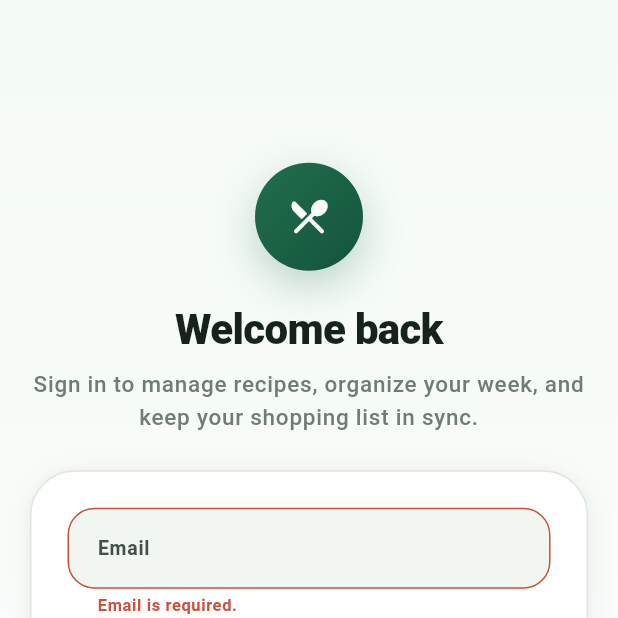
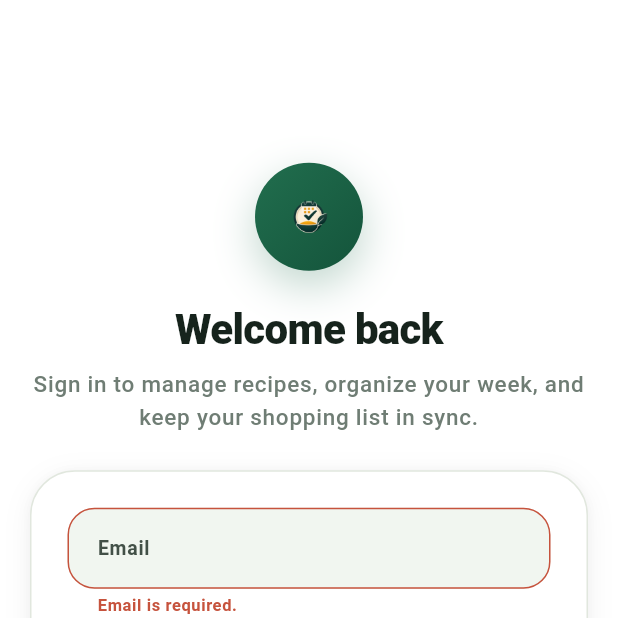
Before and after one commit to wassimhaoues/devmob_gestionrepas, a Flutter app: the screen it shows after launch, after a tap on "Sign in", on a phone screen of 412 x 824 dp, the top half of it. Run offline on Flutter 3.47's test engine with Material 3 defaults, Android fonts, the phone set to English and light mode, and no system bars; our stand-ins replace cloud_firestore, firebase_auth, firebase_core, firebase_storage, image_picker, shared_preferences; accounts and stored records are empty.

Commit message:
feat(ui): apply white app shell and branded loading states

```diff
--- a/lib/theme/app_theme.dart
+++ b/lib/theme/app_theme.dart
@@ -82,7 +82,7 @@ class AppGradients {
   static const LinearGradient screen = LinearGradient(
     begin: Alignment.topCenter,
     end: Alignment.bottomCenter,
-    colors: <Color>[Color(0xFFF4FAF5), Color(0xFFFFFFFF)],
+    colors: <Color>[Color(0xFFFFFFFF), Color(0xFFFFFFFF)],
   );
 
   static const LinearGradient imageScrim = LinearGradient(
--- a/lib/widgets/app_panels.dart
+++ b/lib/widgets/app_panels.dart
@@ -113,6 +113,38 @@ class AppSectionTitle extends StatelessWidget {
         ),
         if (trailing case final Widget trailing) trailing,
       ],
+    );
+  }
+}
+
+class AppBrandMark extends StatelessWidget {
+  const AppBrandMark({
+    super.key,
+    this.size = 34,
+    this.padding = const EdgeInsets.all(10),
+    this.backgroundColor = AppColors.primarySoft,
+    this.borderRadius = AppRadii.lg,
+  });
+
+  final double size;
+  final EdgeInsetsGeometry padding;
+  final Color backgroundColor;
+  final double borderRadius;
+
+  @override
+  Widget build(BuildContext context) {
+    return Container(
+      padding: padding,
+      decoration: BoxDecoration(
+        color: backgroundColor,
+        borderRadius: BorderRadius.circular(borderRadius),
+      ),
+      child: Image.asset(
+        'assets/branding/app-icon.png',
+        width: size,
+        height: size,
+        fit: BoxFit.contain,
+      ),
     );
   }
 }
@@ -687,10 +719,12 @@ class AppLoadingState extends StatelessWidget {
     super.key,
     this.message = 'Loading...',
     this.icon = Icons.restaurant_menu_rounded,
+    this.useBrandMark = true,
   });
 
   final String message;
   final IconData icon;
+  final bool useBrandMark;
 
   @override
   Widget build(BuildContext context) {
@@ -699,6 +733,14 @@ class AppLoadingState extends StatelessWidget {
       child: Column(
         mainAxisSize: MainAxisSize.min,
         children: <Widget>[
+          if (useBrandMark)
+            const AppBrandMark(
+              size: 34,
+              padding: EdgeInsets.all(12),
+              backgroundColor: AppColors.primarySoft,
+              borderRadius: AppRadii.lg,
+            )
+          else
             Container(
               width: 58,
               height: 58,
--- a/lib/widgets/auth_shell.dart
+++ b/lib/widgets/auth_shell.dart
@@ -22,6 +22,7 @@ class AuthShell extends StatelessWidget {
   @override
   Widget build(BuildContext context) {
     final textTheme = Theme.of(context).textTheme;
+    final showBrandMark = topBadgeIcon == Icons.restaurant_menu_rounded;
 
     return Scaffold(
       body: DecoratedBox(
@@ -44,10 +45,19 @@ class AuthShell extends StatelessWidget {
                           gradient: AppGradients.brand,
                           boxShadow: AppShadows.hero(AppColors.primary),
                         ),
-                        child: Icon(
-                          topBadgeIcon,
-                          color: Colors.white,
-                          size: 30,
+                        child: Center(
+                          child: showBrandMark
+                              ? const AppBrandMark(
+                                  size: 34,
+                                  padding: EdgeInsets.zero,
+                                  backgroundColor: Colors.transparent,
+                                  borderRadius: 0,
+                                )
+                              : Icon(
+                                  topBadgeIcon,
+                                  color: Colors.white,
+                                  size: 30,
+                                ),
                         ),
                       ),
                     ),
--- a/pubspec.yaml
+++ b/pubspec.yaml
@@ -67,6 +67,10 @@ flutter:
   # the material Icons class.
   uses-material-design: true
 
+  assets:
+    - assets/branding/app-icon.png
+    - assets/branding/app-icon-1024.png
+
   fonts:
     - family: NunitoSans
       fonts:
```
Also changed, not shown: assets/branding/app-icon-1024.png (added), assets/branding/app-icon-source-chroma.png (added), assets/branding/app-icon.png (added). Lines whose indentation alone changed are shown as unchanged.
